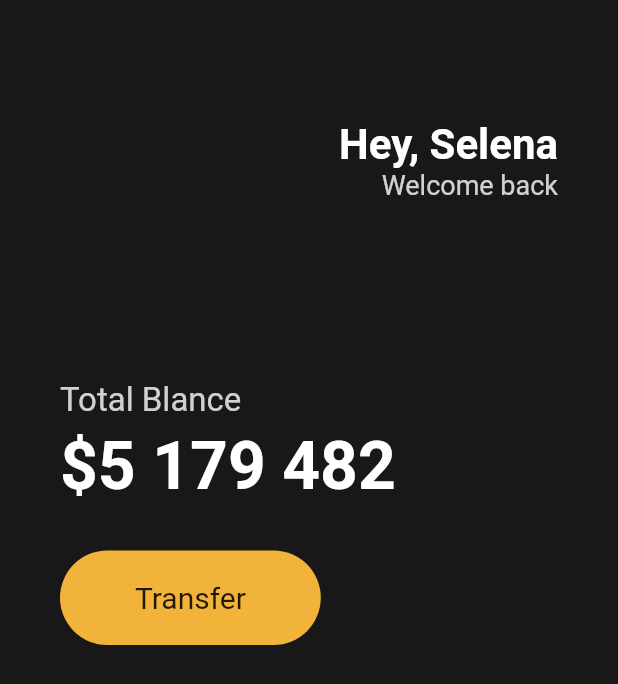
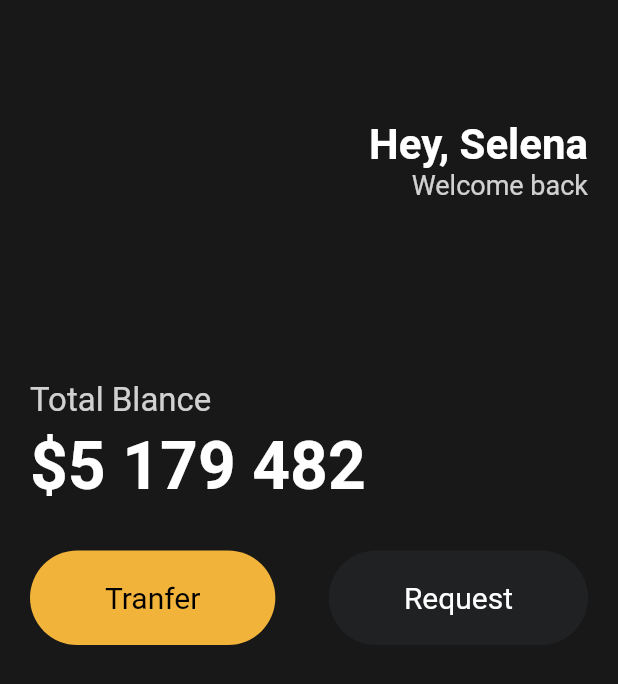
Before and after one commit to cji82/toonflix, a Flutter app: the screen it shows after launch, on a phone screen of 412 x 824 dp. Shown: the top 684 px of the screen. Run offline on Flutter 3.47's test engine with Material 2 defaults, Android fonts, the phone set to English and light mode, and no system bars.

Commit message:
button class add

```diff
--- a/lib/main.dart
+++ b/lib/main.dart
@@ -1,4 +1,5 @@
 import 'package:flutter/material.dart';
+import 'package:toonflix/widgets/Button.dart';
 
 class Player {
   String? name;
@@ -18,7 +19,7 @@ class App extends StatelessWidget {
       home: Scaffold(
           backgroundColor: const Color(0xFF181818),
           body: Padding(
-            padding: const EdgeInsets.symmetric(horizontal: 40),
+            padding: const EdgeInsets.symmetric(horizontal: 20),
             child: Column(
               crossAxisAlignment: CrossAxisAlignment.start,
               children: [
@@ -73,21 +74,17 @@ class App extends StatelessWidget {
                   height: 30,
                 ),
                 Row(
-                  children: [
-                    Container(
-                      decoration: BoxDecoration(
-                          color: const Color(0xFFF2B33A),
-                          borderRadius: BorderRadius.circular(45)),
-                      child: const Padding(
-                        padding:
-                            EdgeInsets.symmetric(vertical: 20, horizontal: 50),
-                        child: Text(
-                          'Transfer',
-                          style: TextStyle(
-                            fontSize: 20,
-                          ),
-                        ),
-                      ),
+                  mainAxisAlignment: MainAxisAlignment.spaceBetween,
+                  children: const [
+                    Button(
+                      text: 'Tranfer',
+                      bgColor: Color(0xFFF2B33A),
+                      textColor: Colors.black,
+                    ),
+                    Button(
+                      text: 'Request',
+                      bgColor: Color(0xFF1F2123),
+                      textColor: Colors.white,
                     ),
                   ],
                 ),
--- /dev/null
+++ b/lib/widgets/button.dart
@@ -0,0 +1,32 @@
+import 'package:flutter/material.dart';
+
+class Button extends StatelessWidget {
+  final String text;
+  final Color bgColor;
+  final Color textColor;
+
+  const Button(
+      {super.key,
+      required this.text,
+      required this.bgColor,
+      required this.textColor});
+
+  @override
+  Widget build(BuildContext context) {
+    // TODO: implement build
+    return Container(
+      decoration: BoxDecoration(
+          color: bgColor, borderRadius: BorderRadius.circular(45)),
+      child: Padding(
+        padding: const EdgeInsets.symmetric(vertical: 20, horizontal: 50),
+        child: Text(
+          text,
+          style: TextStyle(
+            color: textColor,
+            fontSize: 20,
+          ),
+        ),
+      ),
+    );
+  }
+}
```
